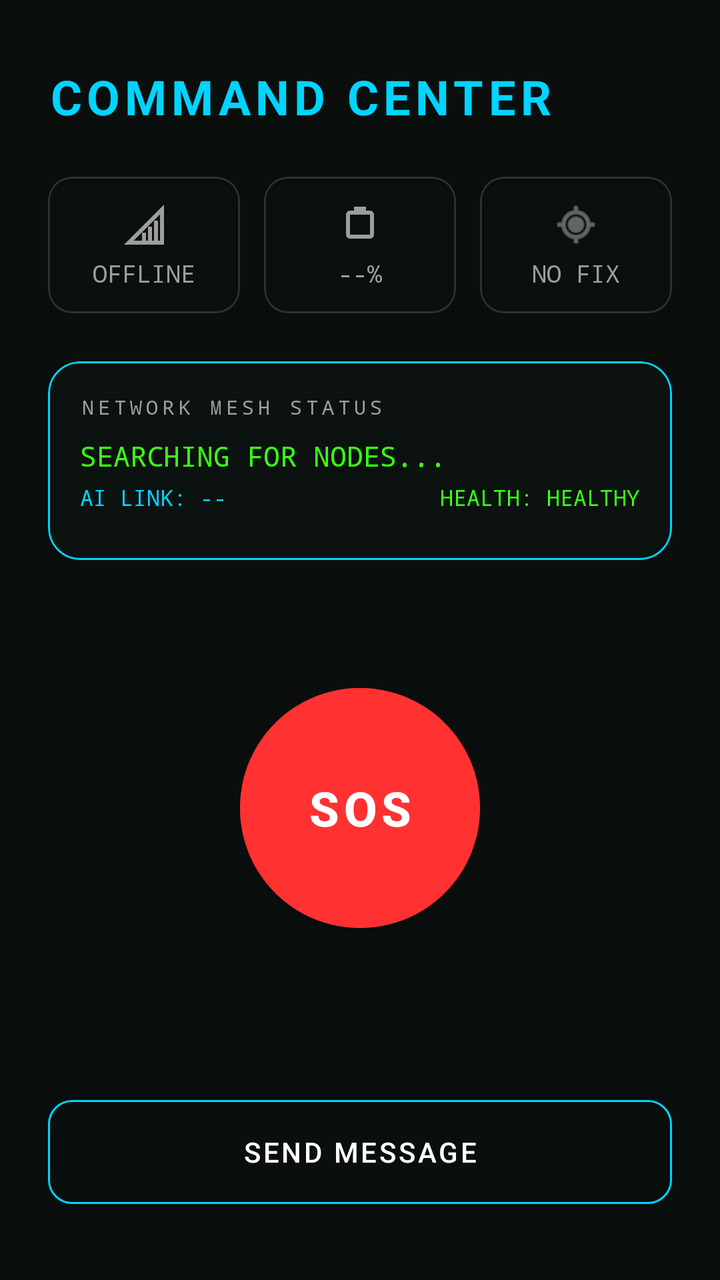
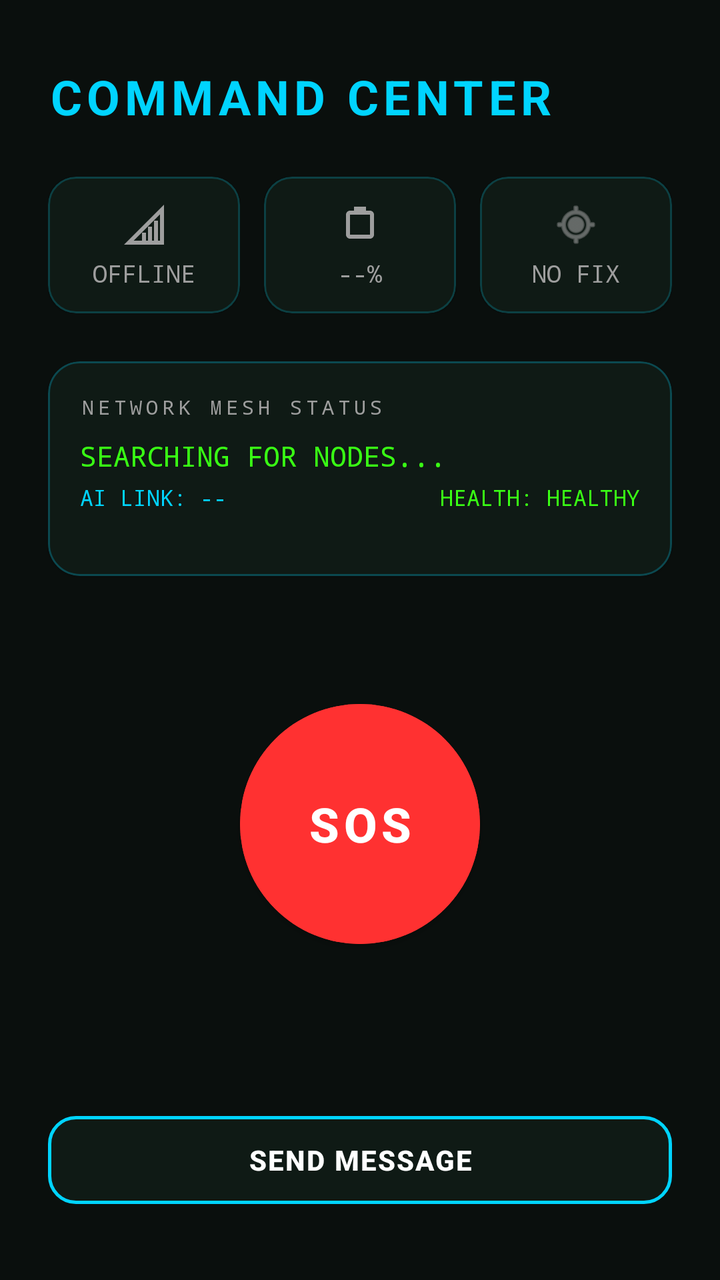

Before-and-after screenshots of an Android layout around one commit, followed by the original layout XML and the change that was made.
<!-- AndroidManifest.xml: application theme Theme.OffGridCommunication -->
<!-- res/layout/fragment_dashboard.xml -->
<?xml version="1.0" encoding="utf-8"?>
<androidx.constraintlayout.widget.ConstraintLayout xmlns:android="http://schemas.android.com/apk/res/android"
    xmlns:app="http://schemas.android.com/apk/res-auto"
    xmlns:tools="http://schemas.android.com/tools"
    android:layout_width="match_parent"
    android:layout_height="match_parent"
    android:background="@color/forest_dark">

    
    <TextView
        android:id="@+id/text_dashboard_title"
        android:layout_width="wrap_content"
        android:layout_height="wrap_content"
        android:layout_marginStart="24dp"
        android:layout_marginTop="32dp"
        android:text="COMMAND CENTER"
        android:textColor="@color/cyber_blue"
        android:textSize="24sp"
        android:textStyle="bold"
        android:letterSpacing="0.1"
        app:layout_constraintStart_toStartOf="parent"
        app:layout_constraintTop_toTopOf="parent" />

    

    
    <LinearLayout
        android:id="@+id/layout_status"
        android:layout_width="match_parent"
        android:layout_height="wrap_content"
        android:layout_marginHorizontal="24dp"
        android:layout_marginTop="24dp"
        android:orientation="horizontal"
        app:layout_constraintTop_toBottomOf="@id/text_dashboard_title">

        <com.google.android.material.card.MaterialCardView
            android:layout_width="0dp"
            android:layout_height="wrap_content"
            android:layout_weight="1"
            android:layout_marginEnd="8dp"
            app:cardBackgroundColor="#1A141E1A"
            app:cardCornerRadius="12dp"
            app:strokeColor="#26FFFFFF"
            app:strokeWidth="1dp">
            <LinearLayout
                android:layout_width="match_parent"
                android:layout_height="wrap_content"
                android:orientation="vertical"
                android:padding="12dp"
                android:gravity="center">
                <ImageView
                    android:id="@+id/img_signal"
                    android:layout_width="24dp"
                    android:layout_height="24dp"
                    android:src="@drawable/ic_signal"
                    app:tint="@color/text_secondary" />
                <TextView
                    android:id="@+id/text_connection_status"
                    android:layout_width="wrap_content"
                    android:layout_height="wrap_content"
                    android:layout_marginTop="4dp"
                    android:text="OFFLINE"
                    android:textColor="@color/text_secondary"
                    android:textSize="12sp"
                    android:fontFamily="monospace" />
            </LinearLayout>
        </com.google.android.material.card.MaterialCardView>

        <com.google.android.material.card.MaterialCardView
            android:layout_width="0dp"
            android:layout_height="wrap_content"
            android:layout_weight="1"
            android:layout_marginHorizontal="4dp"
            app:cardBackgroundColor="#1A141E1A"
            app:cardCornerRadius="12dp"
            app:strokeColor="#26FFFFFF"
            app:strokeWidth="1dp">
            <LinearLayout
                android:layout_width="match_parent"
                android:layout_height="wrap_content"
                android:orientation="vertical"
                android:padding="12dp"
                android:gravity="center">
                <ImageView
                    android:id="@+id/img_battery"
                    android:layout_width="24dp"
                    android:layout_height="24dp"
                    android:src="@drawable/ic_battery"
                    app:tint="@color/text_secondary" />
                <TextView
                    android:id="@+id/text_battery"
                    android:layout_width="wrap_content"
                    android:layout_height="wrap_content"
                    android:layout_marginTop="4dp"
                    android:text="--%"
                    android:textColor="@color/text_secondary"
                    android:textSize="12sp"
                    android:fontFamily="monospace" />
            </LinearLayout>
        </com.google.android.material.card.MaterialCardView>

        <com.google.android.material.card.MaterialCardView
            android:layout_width="0dp"
            android:layout_height="wrap_content"
            android:layout_weight="1"
            android:layout_marginStart="8dp"
            app:cardBackgroundColor="#1A141E1A"
            app:cardCornerRadius="12dp"
            app:strokeColor="#26FFFFFF"
            app:strokeWidth="1dp">
            <LinearLayout
                android:layout_width="match_parent"
                android:layout_height="wrap_content"
                android:orientation="vertical"
                android:padding="12dp"
                android:gravity="center">
                <ImageView
                    android:layout_width="24dp"
                    android:layout_height="24dp"
                    android:src="@android:drawable/ic_menu_mylocation"
                    app:tint="@color/text_secondary" />
                <TextView
                    android:id="@+id/text_gps_summary"
                    android:layout_width="wrap_content"
                    android:layout_height="wrap_content"
                    android:layout_marginTop="4dp"
                    android:text="NO FIX"
                    android:textColor="@color/text_secondary"
                    android:textSize="12sp"
                    android:fontFamily="monospace" />
            </LinearLayout>
        </com.google.android.material.card.MaterialCardView>
    </LinearLayout>

    
    <com.google.android.material.card.MaterialCardView
        android:id="@+id/card_mesh"
        android:layout_width="match_parent"
        android:layout_height="0dp"
        android:layout_marginHorizontal="24dp"
        android:layout_marginVertical="24dp"
        app:cardBackgroundColor="#2A141E1A"
        app:cardCornerRadius="16dp"
        app:strokeColor="@color/cyber_blue"
        app:strokeWidth="1dp"
        app:layout_constraintBottom_toTopOf="@id/btn_sos_container"
        app:layout_constraintTop_toBottomOf="@id/layout_status">
        
        <androidx.constraintlayout.widget.ConstraintLayout
            android:layout_width="match_parent"
            android:layout_height="match_parent"
            android:padding="16dp">

            <TextView
                android:id="@+id/text_mesh_label"
                android:layout_width="wrap_content"
                android:layout_height="wrap_content"
                android:text="NETWORK MESH STATUS"
                android:textColor="@color/text_secondary"
                android:textSize="10sp"
                android:letterSpacing="0.2"
                android:fontFamily="monospace"
                app:layout_constraintStart_toStartOf="parent"
                app:layout_constraintTop_toTopOf="parent" />

            <TextView
                android:id="@+id/text_routing_status"
                android:layout_width="wrap_content"
                android:layout_height="wrap_content"
                android:layout_marginTop="8dp"
                android:text="SEARCHING FOR NODES..."
                android:textColor="@color/neon_green"
                android:textSize="14sp"
                android:fontFamily="monospace"
                app:layout_constraintStart_toStartOf="parent"
                app:layout_constraintTop_toBottomOf="@id/text_mesh_label" />

            
            <LinearLayout
                android:id="@+id/layout_ai_indicators"
                android:layout_width="match_parent"
                android:layout_height="wrap_content"
                android:layout_marginTop="4dp"
                android:orientation="horizontal"
                app:layout_constraintTop_toBottomOf="@id/text_routing_status">

                <TextView
                    android:id="@+id/text_ai_reliability"
                    android:layout_width="0dp"
                    android:layout_height="wrap_content"
                    android:layout_weight="1"
                    android:text="AI LINK: --"
                    android:textColor="@color/cyber_blue"
                    android:textSize="11sp"
                    android:fontFamily="monospace" />

                <TextView
                    android:id="@+id/text_node_health"
                    android:layout_width="wrap_content"
                    android:layout_height="wrap_content"
                    android:text="HEALTH: HEALTHY"
                    android:textColor="@color/neon_green"
                    android:textSize="11sp"
                    android:fontFamily="monospace" />
            </LinearLayout>

            
            <LinearLayout
                android:id="@+id/layout_anomaly_alert"
                android:layout_width="match_parent"
                android:layout_height="wrap_content"
                android:layout_marginTop="6dp"
                android:background="#33FF1744"
                android:padding="6dp"
                android:visibility="gone"
                android:orientation="horizontal"
                app:layout_constraintTop_toBottomOf="@id/layout_ai_indicators">

                <TextView
                    android:id="@+id/text_anomaly_banner"
                    android:layout_width="match_parent"
                    android:layout_height="wrap_content"
                    android:text="⚠️ ANOMALY: NO ACTIVE ALERTS"
                    android:textColor="@color/pulse_red"
                    android:textSize="11sp"
                    android:textStyle="bold"
                    android:fontFamily="monospace" />
            </LinearLayout>

            <com.forest.offgrid.ui.dashboard.RadarSweepView
                android:id="@+id/img_mesh_visual"
                android:layout_width="0dp"
                android:layout_height="0dp"
                android:layout_marginTop="16dp"
                app:layout_constraintBottom_toBottomOf="parent"
                app:layout_constraintEnd_toEndOf="parent"
                app:layout_constraintStart_toStartOf="parent"
                app:layout_constraintTop_toBottomOf="@id/layout_anomaly_alert" />

        </androidx.constraintlayout.widget.ConstraintLayout>
    </com.google.android.material.card.MaterialCardView>

    
    <FrameLayout
        android:id="@+id/btn_sos_container"
        android:layout_width="200dp"
        android:layout_height="200dp"
        android:layout_marginBottom="40dp"
        app:layout_constraintBottom_toTopOf="@id/layout_quick_actions"
        app:layout_constraintEnd_toEndOf="parent"
        app:layout_constraintStart_toStartOf="parent">

        
        <View
            android:id="@+id/sos_pulse_outer"
            android:layout_width="match_parent"
            android:layout_height="match_parent"
            android:background="@drawable/shape_circle_pulse"
            android:alpha="0" />

        <View
            android:id="@+id/sos_pulse_inner"
            android:layout_width="160dp"
            android:layout_height="160dp"
            android:layout_gravity="center"
            android:background="@drawable/shape_circle_pulse"
            android:alpha="0" />

        <com.google.android.material.button.MaterialButton
            android:id="@+id/btn_sos"
            android:layout_width="120dp"
            android:layout_height="120dp"
            android:layout_gravity="center"
            android:backgroundTint="@color/pulse_red"
            android:insetTop="0dp"
            android:insetBottom="0dp"
            android:text="SOS"
            android:textColor="@color/white"
            android:textSize="24sp"
            android:textStyle="bold"
            app:cornerRadius="60dp"
            app:elevation="8dp" />
    </FrameLayout>

    
    <LinearLayout
        android:id="@+id/layout_quick_actions"
        android:layout_width="match_parent"
        android:layout_height="wrap_content"
        android:layout_marginHorizontal="24dp"
        android:layout_marginBottom="32dp"
        android:orientation="horizontal"
        app:layout_constraintBottom_toBottomOf="parent">

        <com.google.android.material.button.MaterialButton
            android:id="@+id/btn_quick_text"
            style="@style/Widget.MaterialComponents.Button.OutlinedButton"
            android:layout_width="match_parent"
            android:layout_height="64dp"
            android:text="SEND MESSAGE"
            android:textColor="@color/white"
            app:cornerRadius="12dp"
            app:strokeColor="@color/cyber_blue" />

    </LinearLayout>

</androidx.constraintlayout.widget.ConstraintLayout>
<!-- resources referenced by this layout -->
<resources>
  <color name="cyber_blue">#00D4FF</color>
  <color name="forest_dark">#0A0F0D</color>
  <color name="neon_green">#39FF14</color>
  <color name="pulse_red">#FF3131</color>
  <color name="text_secondary">#9E9E9E</color>
  <color name="white">#FFFFFFFF</color>
  <!-- drawable ic_battery (drawable) -->
  <vector xmlns:android="http://schemas.android.com/apk/res/android"
      android:width="24dp"
      android:height="24dp"
      android:viewportWidth="24"
      android:viewportHeight="24">
      <path
          android:fillColor="@color/neon_green"
          android:pathData="M17,5H7C5.9,5 5,5.9 5,7v10c0,1.1 0.9,2 2,2h10c1.1,0 2,-0.9 2,-2V7C19,5.9 18.1,5 17,5z M17,17H7V7h10V17z M15,5V3h-6v2H15z" />
  </vector>
  <!-- drawable ic_signal (drawable) -->
  <vector xmlns:android="http://schemas.android.com/apk/res/android"
      android:width="24dp"
      android:height="24dp"
      android:viewportWidth="24"
      android:viewportHeight="24">
      <path
          android:fillColor="@color/neon_green"
          android:pathData="M2,22h20V2L2,22z M20,20H6.83L20,6.83V20z" />
      <path
          android:fillColor="@color/neon_green"
          android:pathData="M14,20h2V13h-2V20z M17,20h2V10h-2V20z M11,20h2v-4h-2V20z" />
  </vector>
  <!-- drawable shape_circle_pulse (drawable) -->
  <?xml version="1.0" encoding="utf-8"?>
  <shape xmlns:android="http://schemas.android.com/apk/res/android"
      android:shape="oval">
      <solid android:color="@color/pulse_red" />
  </shape>
  <style name="Theme.OffGridCommunication" parent="Theme.MaterialComponents.DayNight.NoActionBar">
          
          <item name="colorPrimary">@color/forest_green</item>
          <item name="colorPrimaryVariant">@color/forest_dark</item>
          <item name="colorOnPrimary">@color/white</item>
          
          <item name="colorSecondary">@color/neon_green</item>
          <item name="colorSecondaryVariant">@color/cyber_blue</item>
          <item name="colorOnSecondary">@color/black</item>
          
          <item name="android:statusBarColor">@color/forest_dark</item>
          
          <item name="android:windowBackground">@color/forest_dark</item>
          <item name="colorSurface">@color/card_bg</item>
          <item name="colorOnSurface">@color/text_primary</item>
      </style>
  <color name="forest_green">#1B3022</color>
  <color name="black">#FF000000</color>
  <color name="card_bg">#141E1A</color>
  <color name="text_primary">#E0E0E0</color>
</resources>

<!-- the commit's change to res/layout/fragment_dashboard.xml (unified diff, before → after) -->
@@ -4,7 +4,7 @@
     xmlns:tools="http://schemas.android.com/tools"
     android:layout_width="match_parent"
     android:layout_height="match_parent"
-    android:background="@color/forest_dark">
+    android:background="@android:color/transparent">
 
     
     <TextView
@@ -22,8 +22,6 @@
         app:layout_constraintTop_toTopOf="parent" />
 
     
-
-    
     <LinearLayout
         android:id="@+id/layout_status"
         android:layout_width="match_parent"
@@ -38,9 +36,9 @@
             android:layout_height="wrap_content"
             android:layout_weight="1"
             android:layout_marginEnd="8dp"
-            app:cardBackgroundColor="#1A141E1A"
-            app:cardCornerRadius="12dp"
-            app:strokeColor="#26FFFFFF"
+            app:cardBackgroundColor="#D9111D17"
+            app:cardCornerRadius="14dp"
+            app:strokeColor="#3300D4FF"
             app:strokeWidth="1dp">
             <LinearLayout
                 android:layout_width="match_parent"
@@ -71,9 +69,9 @@
             android:layout_height="wrap_content"
             android:layout_weight="1"
             android:layout_marginHorizontal="4dp"
-            app:cardBackgroundColor="#1A141E1A"
-            app:cardCornerRadius="12dp"
-            app:strokeColor="#26FFFFFF"
+            app:cardBackgroundColor="#D9111D17"
+            app:cardCornerRadius="14dp"
+            app:strokeColor="#3300D4FF"
             app:strokeWidth="1dp">
             <LinearLayout
                 android:layout_width="match_parent"
@@ -104,9 +102,9 @@
             android:layout_height="wrap_content"
             android:layout_weight="1"
             android:layout_marginStart="8dp"
-            app:cardBackgroundColor="#1A141E1A"
-            app:cardCornerRadius="12dp"
-            app:strokeColor="#26FFFFFF"
+            app:cardBackgroundColor="#D9111D17"
+            app:cardCornerRadius="14dp"
+            app:strokeColor="#3300D4FF"
             app:strokeWidth="1dp">
             <LinearLayout
                 android:layout_width="match_parent"
@@ -139,9 +137,9 @@
         android:layout_height="0dp"
         android:layout_marginHorizontal="24dp"
         android:layout_marginVertical="24dp"
-        app:cardBackgroundColor="#2A141E1A"
+        app:cardBackgroundColor="#D9111D17"
         app:cardCornerRadius="16dp"
-        app:strokeColor="@color/cyber_blue"
+        app:strokeColor="#4000D4FF"
         app:strokeWidth="1dp"
         app:layout_constraintBottom_toTopOf="@id/btn_sos_container"
         app:layout_constraintTop_toBottomOf="@id/layout_status">
@@ -296,10 +294,14 @@
             android:id="@+id/btn_quick_text"
             style="@style/Widget.MaterialComponents.Button.OutlinedButton"
             android:layout_width="match_parent"
-            android:layout_height="64dp"
+            android:layout_height="56dp"
             android:text="SEND MESSAGE"
             android:textColor="@color/white"
-            app:cornerRadius="12dp"
+            android:textStyle="bold"
+            android:letterSpacing="0.05"
+            app:backgroundTint="#D9111D17"
+            app:cornerRadius="14dp"
+            app:strokeWidth="1.5dp"
             app:strokeColor="@color/cyber_blue" />
 
     </LinearLayout>
